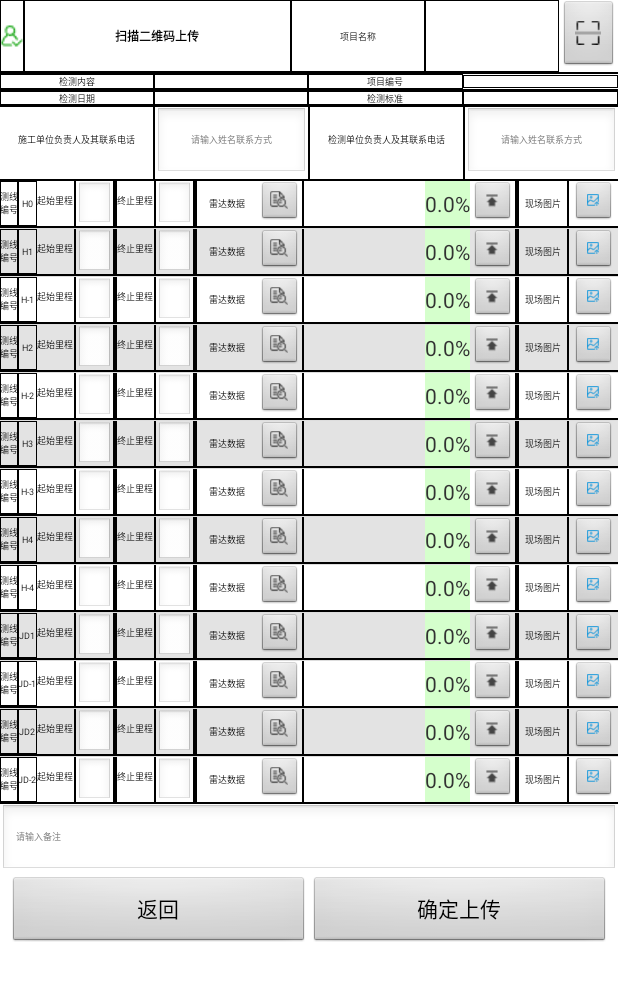
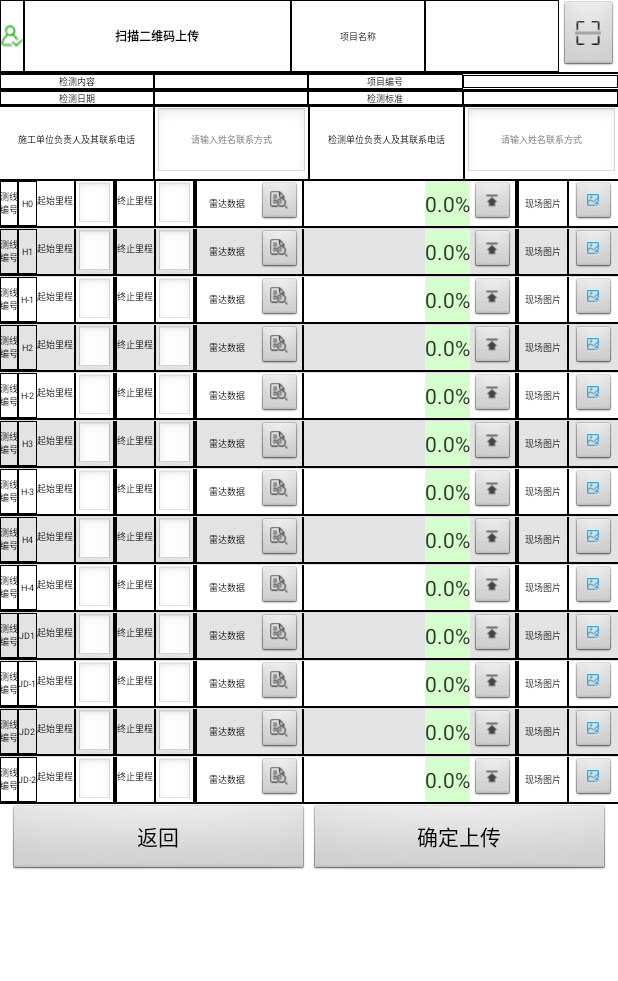
Before and after one commit to htonline/radar, an Android app: the fragment UploadFragment shown on its own in the app's theme, on a phone screen of 412 x 824 dp. Shown: the top 981 px of the screen. Run offline under Robolectric (Android 15) with nearby library versions, the phone set to English and light mode, and no system bars; our stand-ins replace RxJava; libraries missing offline, so code that uses them is left out: com.alibaba.fastjson; network calls fail; 3 statements that could not run were skipped.

Commit message:
关闭了手动模式以及隐藏上传列表备注

```diff
--- a/app/src/main/res/layout/fragment_login.xml
+++ b/app/src/main/res/layout/fragment_login.xml
@@ -10,7 +10,7 @@
         android:layout_height="0dp"
         android:layout_margin="5dp"
         android:orientation="horizontal"
-        android:layout_weight="1">
+        android:layout_weight="0.5">
         <TextView
             android:layout_width="match_parent"
             android:layout_height="wrap_content"
--- a/app/src/main/res/layout/my_dialog.xml
+++ b/app/src/main/res/layout/my_dialog.xml
@@ -432,14 +432,17 @@
         android:layout_height="wrap_content"
         android:orientation="vertical">
         <LinearLayout
+            android:visibility="gone"
             android:layout_width="match_parent"
             android:layout_height="wrap_content"
             android:orientation="vertical">
             <LinearLayout
+                android:visibility="gone"
                 android:layout_width="match_parent"
                 android:layout_height="wrap_content"
                 android:orientation="horizontal">
                 <EditText
+                    android:visibility="gone"
                     android:id="@+id/et_remark"
                     android:layout_width="match_parent"
                     android:layout_height="wrap_content"
```
Also changed, not shown: app/src/main/java/com/example/BackRadar/MainActivity.java (+4 -3 lines).
